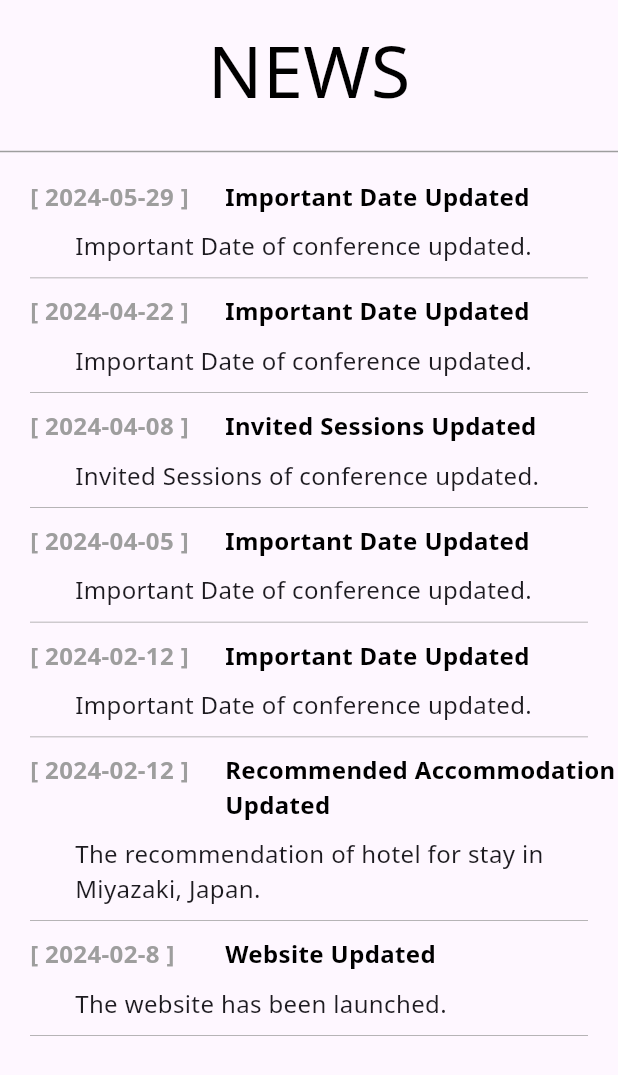
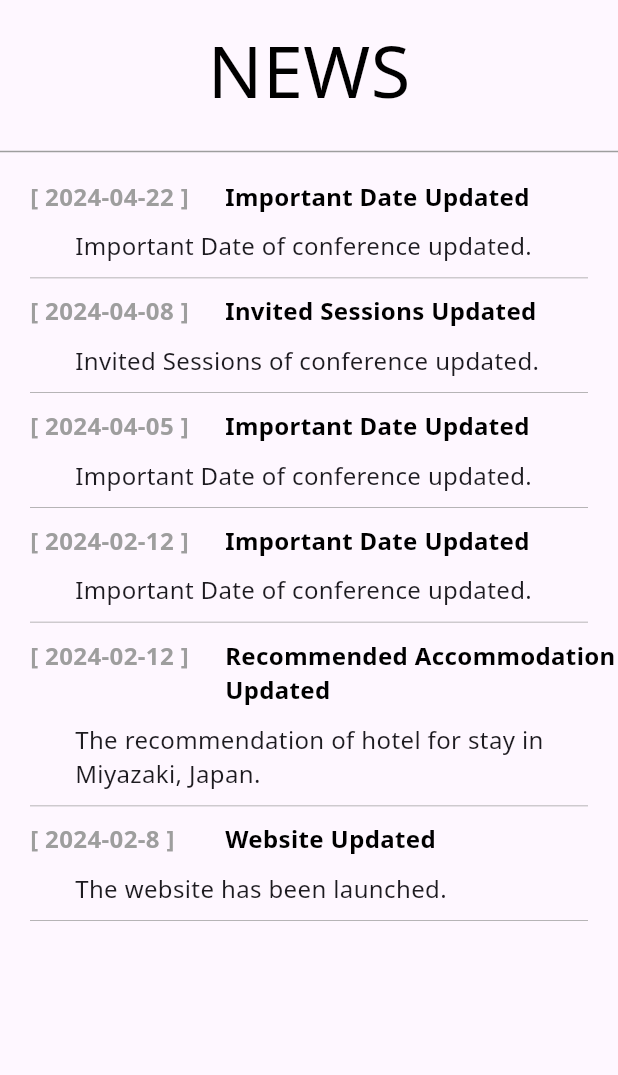
Before and after one commit to icgec24/icgec24.github.io, a Flutter app: the NewsDesktop widget shown alone on an empty page, opened directly, on a phone screen of 412 x 824 dp. Shown: the top 1075 px of the screen. Run offline on Flutter 3.47's test engine with Material 3 defaults, Android fonts, the light colour scheme and no system bars; our stand-ins replace flutter_widget_from_html, get, google_fonts, lottie, webview_flutter_platform_interface; missing offline and left inert: dart:html, dart:ui_web, pointer_interceptor, syncfusion_flutter_pdfviewer, universal_html, webview_flutter_web; statements that could not run were skipped; project files that could hold a hidden picture were left out.

Commit message:
commit dat

```diff
--- a/lib/features/conference_news/news_desktop.dart
+++ b/lib/features/conference_news/news_desktop.dart
@@ -14,11 +14,6 @@
         Expanded(
           child: ListView(
             children:const [
-              NewsItem(
-                dateString: '[ 2024-05-29 ]',
-                title: 'Important Date Updated',
-                body: 'Important Date of conference updated.',
-              ),
               NewsItem(
                 dateString: '[ 2024-04-22 ]',
                 title: 'Important Date Updated',
```
Also changed, not shown: 1 other file.
